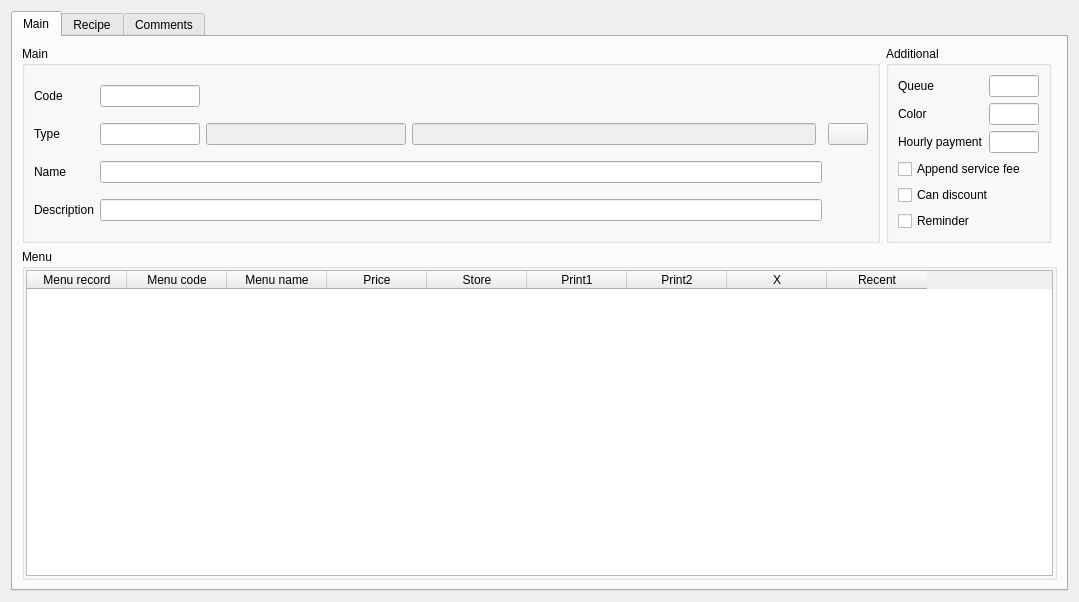
End1-1/Cafe5, file Editors/c5dishwidget.ui: the form before one commit.
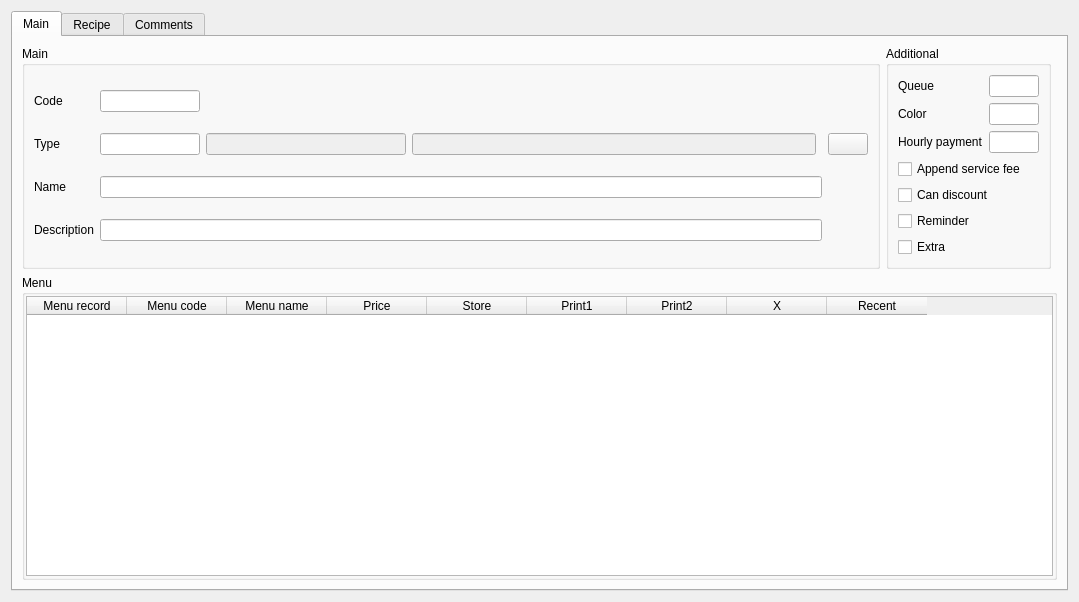
The form after the commit. Icons and pictures are not drawn. Custom widgets are drawn as their Qt base class.

Diff of the .ui file:
```diff
--- a/Editors/c5dishwidget.ui
+++ b/Editors/c5dishwidget.ui
@@ -373,6 +373,16 @@
             </property>
            </widget>
           </item>
+          <item row="6" column="0">
+           <widget class="C5CheckBox" name="checkBox_4">
+            <property name="text">
+             <string>Extra</string>
+            </property>
+            <property name="Field" stdset="0">
+             <string>f_extra</string>
+            </property>
+           </widget>
+          </item>
          </layout>
         </widget>
        </item>
```
Left out of the diff: 80 changed lines with no effect on the pictures.
